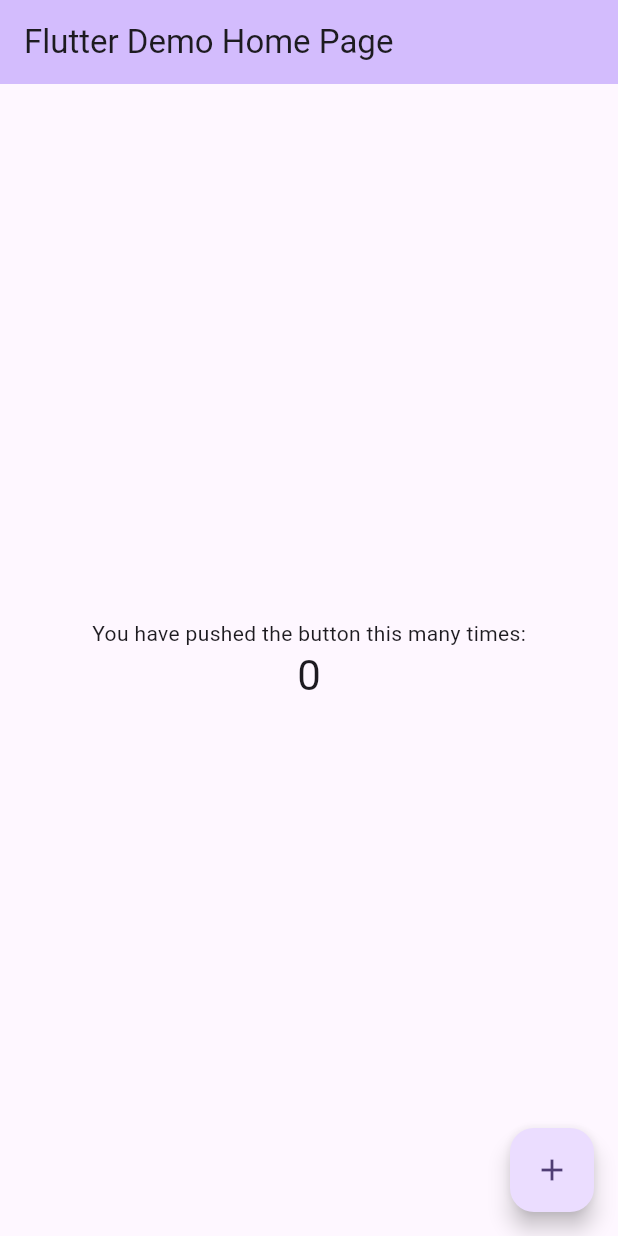
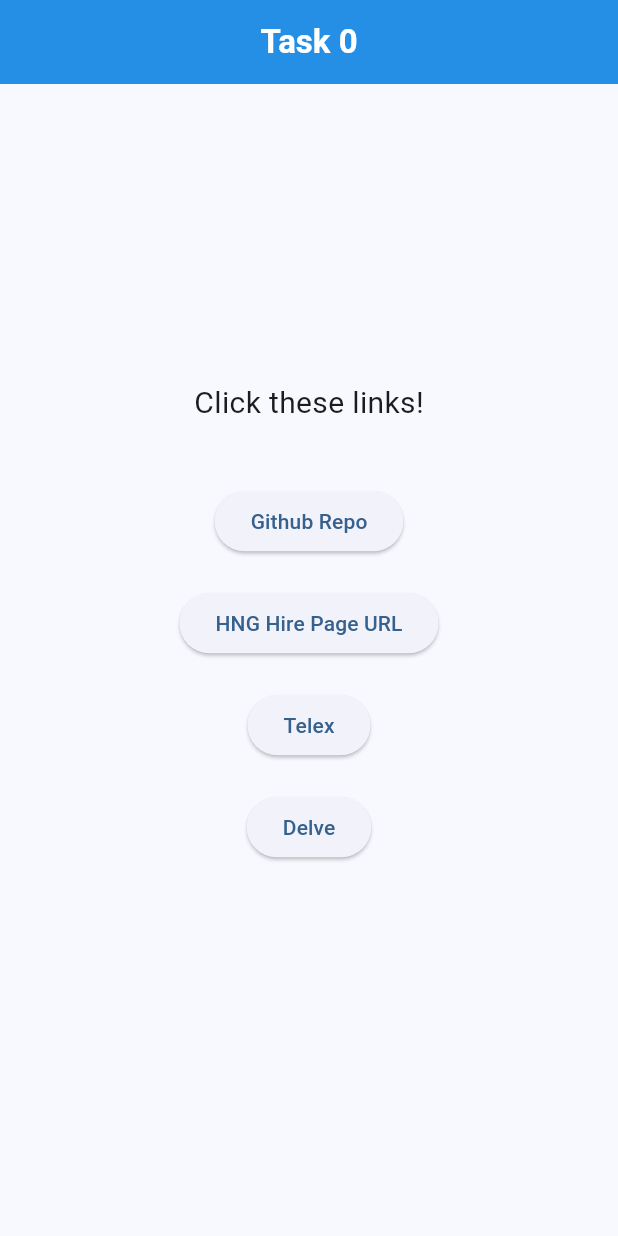
Before and after one commit to LordOlumide/hng_12_mobile, a Flutter app: the screen it shows after launch, on a phone screen of 412 x 824 dp. Run offline on Flutter 3.47's test engine with Material 3 defaults, Android fonts, the phone set to English and light mode, and no system bars.

Commit message:
task 0 done

```diff
--- a/hng_task_0/lib/main.dart
+++ b/hng_task_0/lib/main.dart
@@ -1,125 +1,20 @@
 import 'package:flutter/material.dart';
+import 'package:hng_task_0/screens/home_screen.dart';
 
 void main() {
-  runApp(const MyApp());
+  runApp(const Task0App());
 }
 
-class MyApp extends StatelessWidget {
-  const MyApp({super.key});
+class Task0App extends StatelessWidget {
+  const Task0App({super.key});
 
-  // This widget is the root of your application.
   @override
   Widget build(BuildContext context) {
     return MaterialApp(
-      title: 'Flutter Demo',
-      theme: ThemeData(
-        // This is the theme of your application.
-        //
-        // TRY THIS: Try running your application with "flutter run". You'll see
-        // the application has a purple toolbar. Then, without quitting the app,
-        // try changing the seedColor in the colorScheme below to Colors.green
-        // and then invoke "hot reload" (save your changes or press the "hot
-        // reload" button in a Flutter-supported IDE, or press "r" if you used
-        // the command line to start the app).
-        //
-        // Notice that the counter didn't reset back to zero; the application
-        // state is not lost during the reload. To reset the state, use hot
-        // restart instead.
-        //
-        // This works for code too, not just values: Most code changes can be
-        // tested with just a hot reload.
-        colorScheme: ColorScheme.fromSeed(seedColor: Colors.deepPurple),
-        useMaterial3: true,
+      theme: ThemeData.from(
+        colorScheme: ColorScheme.fromSeed(seedColor: Colors.blue),
       ),
-      home: const MyHomePage(title: 'Flutter Demo Home Page'),
+      home: HomeScreen(),
     );
   }
 }
-
-class MyHomePage extends StatefulWidget {
-  const MyHomePage({super.key, required this.title});
-
-  // This widget is the home page of your application. It is stateful, meaning
-  // that it has a State object (defined below) that contains fields that affect
-  // how it looks.
-
-  // This class is the configuration for the state. It holds the values (in this
-  // case the title) provided by the parent (in this case the App widget) and
-  // used by the build method of the State. Fields in a Widget subclass are
-  // always marked "final".
-
-  final String title;
-
-  @override
-  State<MyHomePage> createState() => _MyHomePageState();
-}
-
-class _MyHomePageState extends State<MyHomePage> {
-  int _counter = 0;
-
-  void _incrementCounter() {
-    setState(() {
-      // This call to setState tells the Flutter framework that something has
-      // changed in this State, which causes it to rerun the build method below
-      // so that the display can reflect the updated values. If we changed
-      // _counter without calling setState(), then the build method would not be
-      // called again, and so nothing would appear to happen.
-      _counter++;
-    });
-  }
-
-  @override
-  Widget build(BuildContext context) {
-    // This method is rerun every time setState is called, for instance as done
-    // by the _incrementCounter method above.
-    //
-    // The Flutter framework has been optimized to make rerunning build methods
-    // fast, so that you can just rebuild anything that needs updating rather
-    // than having to individually change instances of widgets.
-    return Scaffold(
-      appBar: AppBar(
-        // TRY THIS: Try changing the color here to a specific color (to
-        // Colors.amber, perhaps?) and trigger a hot reload to see the AppBar
-        // change color while the other colors stay the same.
-        backgroundColor: Theme.of(context).colorScheme.inversePrimary,
-        // Here we take the value from the MyHomePage object that was created by
-        // the App.build method, and use it to set our appbar title.
-        title: Text(widget.title),
-      ),
-      body: Center(
-        // Center is a layout widget. It takes a single child and positions it
-        // in the middle of the parent.
-        child: Column(
-          // Column is also a layout widget. It takes a list of children and
-          // arranges them vertically. By default, it sizes itself to fit its
-          // children horizontally, and tries to be as tall as its parent.
-          //
-          // Column has various properties to control how it sizes itself and
-          // how it positions its children. Here we use mainAxisAlignment to
-          // center the children vertically; the main axis here is the vertical
-          // axis because Columns are vertical (the cross axis would be
-          // horizontal).
-          //
-          // TRY THIS: Invoke "debug painting" (choose the "Toggle Debug Paint"
-          // action in the IDE, or press "p" in the console), to see the
-          // wireframe for each widget.
-          mainAxisAlignment: MainAxisAlignment.center,
-          children: <Widget>[
-            const Text(
-              'You have pushed the button this many times:',
-            ),
-            Text(
-              '$_counter',
-              style: Theme.of(context).textTheme.headlineMedium,
-            ),
-          ],
-        ),
-      ),
-      floatingActionButton: FloatingActionButton(
-        onPressed: _incrementCounter,
-        tooltip: 'Increment',
-        child: const Icon(Icons.add),
-      ), // This trailing comma makes auto-formatting nicer for build methods.
-    );
-  }
-}
--- /dev/null
+++ b/hng_task_0/lib/screens/home_screen.dart
@@ -0,0 +1,68 @@
+import 'package:flutter/material.dart';
+import 'package:url_launcher/url_launcher.dart';
+
+final Uri _projectGithubUrl = Uri.parse(
+    'https://github.com/LordOlumide/hng_12_mobile/tree/main/hng_task_0');
+final Uri _hngHirePageUrl =
+    Uri.parse('https://hng.tech/hire/flutter-developers');
+final Uri _telexUrl = Uri.parse('https://telex.im/');
+final Uri _delveUrl = Uri.parse('https://delve.fun/');
+
+class HomeScreen extends StatelessWidget {
+  const HomeScreen({super.key});
+
+  @override
+  Widget build(BuildContext context) {
+    return Scaffold(
+      appBar: AppBar(
+        centerTitle: true,
+        elevation: 20,
+        backgroundColor: Colors.blue,
+        title: const Text(
+          'Task 0',
+          style: TextStyle(color: Colors.white, fontWeight: FontWeight.w600),
+        ),
+      ),
+      body: Center(
+        child: Column(
+          mainAxisAlignment: MainAxisAlignment.center,
+          children: [
+            const Text(
+              'Click these links!',
+              style: TextStyle(
+                fontSize: 20,
+              ),
+            ),
+            const SizedBox(height: 40),
+            ElevatedButton(
+              onPressed: () => _launchUrl(_projectGithubUrl),
+              child: const Text('Github Repo'),
+            ),
+            const SizedBox(height: 20),
+            ElevatedButton(
+              onPressed: () => _launchUrl(_hngHirePageUrl),
+              child: const Text('HNG Hire Page URL'),
+            ),
+            const SizedBox(height: 20),
+            ElevatedButton(
+              onPressed: () => _launchUrl(_telexUrl),
+              child: const Text('Telex'),
+            ),
+            const SizedBox(height: 20),
+            ElevatedButton(
+              onPressed: () => _launchUrl(_delveUrl),
+              child: const Text('Delve'),
+            ),
+            const SizedBox(height: 50),
+          ],
+        ),
+      ),
+    );
+  }
+
+  Future<void> _launchUrl(Uri url) async {
+    if (!await launchUrl(url)) {
+      throw Exception('Could not launch $url');
+    }
+  }
+}
--- a/hng_task_0/pubspec.yaml
+++ b/hng_task_0/pubspec.yaml
@@ -35,6 +35,7 @@
   # The following adds the Cupertino Icons font to your application.
   # Use with the CupertinoIcons class for iOS style icons.
   cupertino_icons: ^1.0.6
+  url_launcher: ^6.3.1
 
 dev_dependencies:
   flutter_test:
```
Also changed, not shown: hng_task_0/pubspec.lock, 7 other files.
